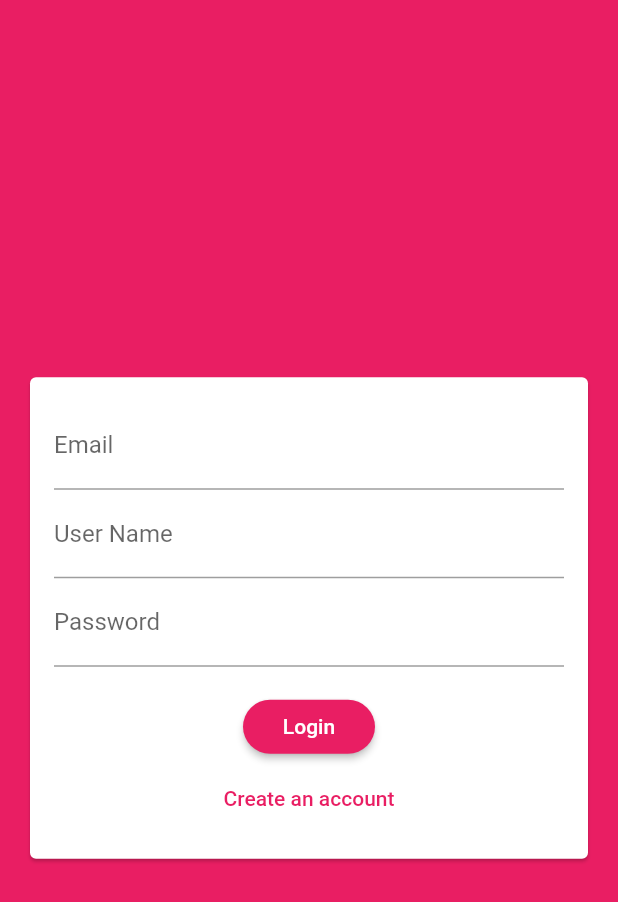
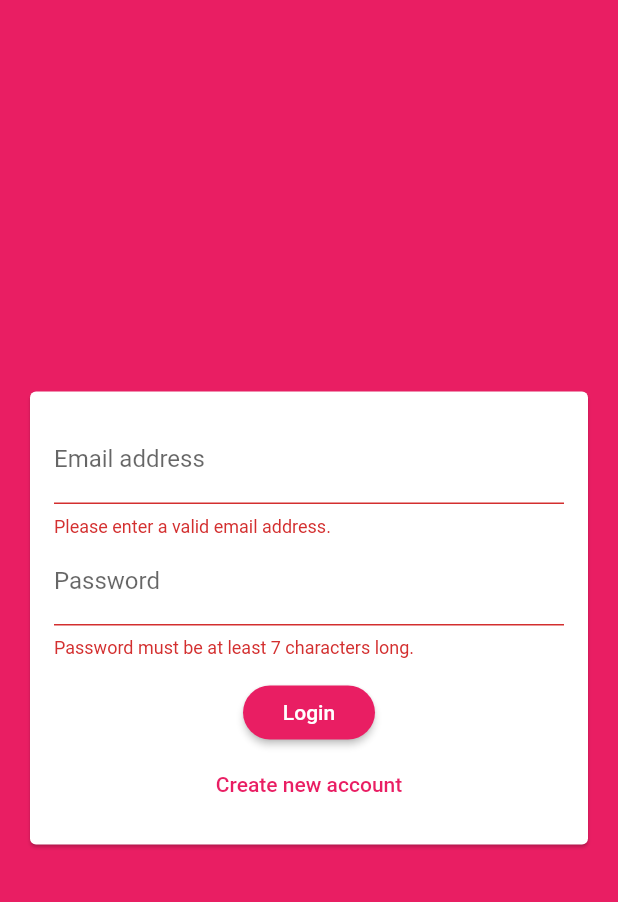
Before and after one commit to AishwaryaPai20/Chat_App, a Flutter app: the screen it shows after launch, after a tap on "Login", on a phone screen of 412 x 824 dp. Shown: the top 902 px of the screen. Run offline on Flutter 3.47's test engine with Material 2 defaults, Android fonts, the phone set to English and light mode, and no system bars; our stand-ins replace cloud_firestore; accounts and stored records are empty.

```diff
--- a/lib/main.dart
+++ b/lib/main.dart
@@ -1,19 +1,15 @@
-import 'package:chat_app/screens/chat_screen.dart';
 import 'package:flutter/material.dart';
+
 import './screens/auth_screen.dart';
+import './screens/chat_screen.dart';
 
-void main() {
-  runApp(const MyApp());
-}
+void main() => runApp(MyApp());
 
 class MyApp extends StatelessWidget {
-  const MyApp({Key? key}) : super(key: key);
-
-  // This widget is the root of your application.
   @override
   Widget build(BuildContext context) {
     return MaterialApp(
-      title: 'Flutter Chat',
+      title: 'FlutterChat',
       theme: ThemeData(
         primarySwatch: Colors.pink,
         backgroundColor: Colors.pink,
@@ -22,9 +18,11 @@ class MyApp extends StatelessWidget {
         buttonTheme: ButtonTheme.of(context).copyWith(
           buttonColor: Colors.pink,
           textTheme: ButtonTextTheme.primary,
-            shape:
-                RoundedRectangleBorder(borderRadius: BorderRadius.circular(20)),
-          )),
+          shape: RoundedRectangleBorder(
+            borderRadius: BorderRadius.circular(20),
+          ),
+        ),
+      ),
       home: AuthScreen(),
     );
   }
--- a/lib/screens/auth_screen.dart
+++ b/lib/screens/auth_screen.dart
@@ -1,11 +1,10 @@
 import 'package:flutter/material.dart';
+
 import '../widgets/auth/auth_form.dart';
 
 class AuthScreen extends StatefulWidget {
-  const AuthScreen({Key? key}) : super(key: key);
-
   @override
-  State<AuthScreen> createState() => _AuthScreenState();
+  _AuthScreenState createState() => _AuthScreenState();
 }
 
 class _AuthScreenState extends State<AuthScreen> {
--- a/lib/widgets/auth/auth_form.dart
+++ b/lib/widgets/auth/auth_form.dart
@@ -1,25 +1,27 @@
 import 'package:flutter/material.dart';
 
 class AuthForm extends StatefulWidget {
-  const AuthForm({Key? key}) : super(key: key);
-
   @override
-  State<AuthForm> createState() => _AuthFormState();
+  _AuthFormState createState() => _AuthFormState();
 }
 
 class _AuthFormState extends State<AuthForm> {
   final _formKey = GlobalKey<FormState>();
-  String _email = '';
-  String _password = '';
-  String _displayName = '';
+  var _isLogin = true;
+  var _userEmail = '';
+  var _userName = '';
+  var _userPassword = '';
 
   void _trySubmit() {
-    final isValid = _formKey.currentState?.validate();
-    if (isValid!) {
-      _formKey.currentState!.save();
-      print(_email);
-      print(_password);
-      print(_displayName);
+    final isValid = _formKey.currentState.validate();
+    FocusScope.of(context).unfocus();
+
+    if (isValid) {
+      _formKey.currentState.save();
+      print(_userEmail);
+      print(_userName);
+      print(_userPassword);
+      // Use those values to send our auth request ...
     }
   }
 
@@ -27,72 +29,81 @@ class _AuthFormState extends State<AuthForm> {
   Widget build(BuildContext context) {
     return Center(
       child: Card(
-        key: _formKey,
         margin: EdgeInsets.all(20),
         child: SingleChildScrollView(
           child: Padding(
             padding: EdgeInsets.all(16),
             child: Form(
+              key: _formKey,
               child: Column(
                 mainAxisSize: MainAxisSize.min,
                 children: <Widget>[
                   TextFormField(
+                    key: ValueKey('email'),
                     validator: (value) {
-                      if (value!.isEmpty || !value.contains('@')) {
-                        return 'Please enter a valid email';
+                      if (value == null || !value.contains('@')) {
+                        return 'Please enter a valid email address.';
                       }
                       return null;
                     },
                     keyboardType: TextInputType.emailAddress,
-                    decoration: const InputDecoration(
-                      labelText: 'Email',
+                    decoration: InputDecoration(
+                      labelText: 'Email address',
                     ),
                     onSaved: (value) {
-                      _email = value!;
+                      if (value != null) {
+                        _userEmail = value;
+                      }
                     },
                   ),
+                  if (!_isLogin)
+                    TextFormField(
+                      key: ValueKey('username'),
+                      validator: (value) {
+                        if (value == null || value.length < 4) {
+                          return 'Please enter at least 4 characters';
+                        }
+                        return null;
+                      },
+                      decoration: InputDecoration(labelText: 'Username'),
+                      onSaved: (value) {
+                        if (value != null) {
+                          _userName = value;
+                        }
+                      },
+                    ),
                   TextFormField(
+                    key: ValueKey('password'),
                     validator: (value) {
-                      if (value!.isEmpty || value.length < 4) {
-                        return 'Username must be atleast 4 characters long';
+                      if (value==null || value.length < 7) {
+                        return 'Password must be at least 7 characters long.';
                       }
                       return null;
                     },
-                    decoration: const InputDecoration(
-                      labelText: 'User Name',
-                    ),
+                    decoration: InputDecoration(labelText: 'Password'),
+                    obscureText: true,
                     onSaved: (value) {
-                      _displayName = value!;
+                      if (value != null) {
+                        _userPassword = value;
+                      }
                     },
                   ),
-                  TextFormField(
-                    validator: (value) {
-                      if (value!.isEmpty || value.length < 7) {
-                        return 'Password must be atleast 7 characters long';
-                      }
-                      return null;
-                    },
-                    keyboardType: TextInputType.text,
-                    decoration: const InputDecoration(
-                      labelText: 'Password',
-                    ),
-                    obscureText: true,
-                    onSaved: (value) {
-                      _password = value!;
-                    },
-                  ),
-                  const SizedBox(
-                    height: 16,
-                  ),
+                  SizedBox(height: 12),
                   RaisedButton(
-                    child: const Text('Login'),
+                    child: Text(_isLogin ? 'Login' : 'Signup'),
                     onPressed: _trySubmit,
                   ),
                   FlatButton(
                     textColor: Theme.of(context).primaryColor,
-                    child: const Text('Create an account'),
-                    onPressed: () {},
-                  ),
+                    child: Text(_isLogin
+                        ? 'Create new account'
+                        : 'I already have an account'),
+                    onPressed: () {
+                      setState(() {
+                        _isLogin = !_isLogin;
+                      });
+                    },
+                  )
                 ],
               ),
             ),
```
Also changed, not shown: lib/screens/chat_screen.dart (+6 -12 lines), pubspec.yaml (+11 -27 lines), pubspec.lock, 2 other files. Lines whose indentation alone changed are shown as unchanged.
